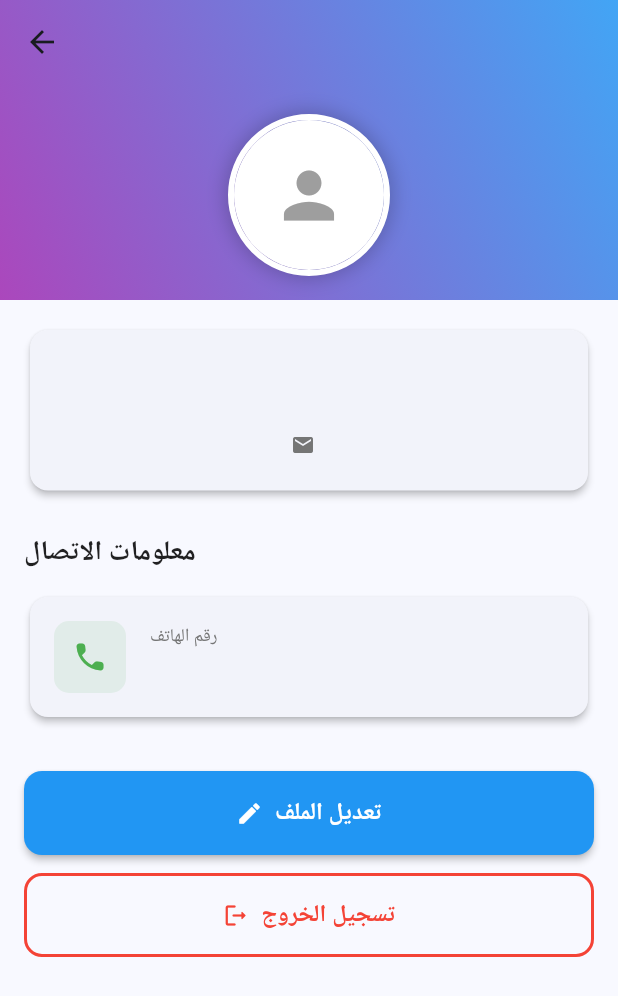
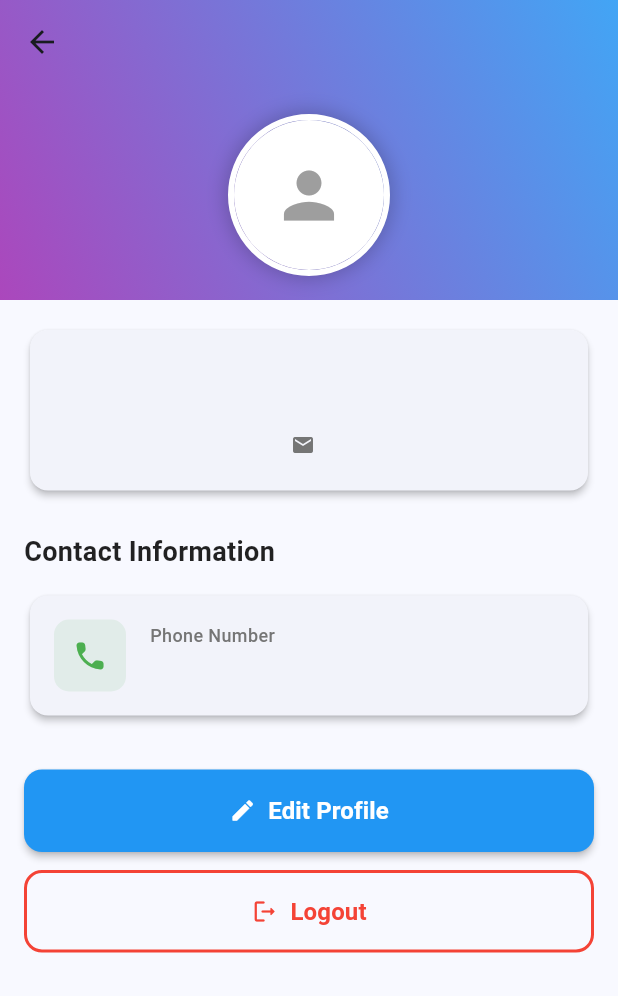
Before and after one commit to qusay-khader/sayyan, a Flutter app: the ProfileScreenEnhanced screen opened by its route, on a phone screen of 412 x 824 dp. Shown: the top 996 px of the screen. Run offline on Flutter 3.47's test engine with Material 3 defaults, Android fonts, the phone set to English and light mode, and no system bars; our stand-ins replace cloud_firestore, firebase_auth, firebase_core, flutter_datetime_picker_plus; accounts and stored records are empty.

Commit message:
translate profile and regester

```diff
--- a/lib/screens/profile_screen.dart
+++ b/lib/screens/profile_screen.dart
@@ -16,8 +16,8 @@ class _ProfileScreenEnhancedState extends State<ProfileScreenEnhanced> {
 
     if (user == null) {
       return Scaffold(
-        appBar: AppBar(title: const Text('الملف الشخصي'), centerTitle: true),
-        body: const Center(child: Text('المستخدم غير مسجل دخول')),
+        appBar: AppBar(title: const Text('Profile'), centerTitle: true),
+        body: const Center(child: Text('User not logged in')),
       );
     }
 
@@ -33,14 +33,15 @@ class _ProfileScreenEnhancedState extends State<ProfileScreenEnhanced> {
           }
 
           if (snapshot.hasError) {
-            return Center(child: Text('خطأ: ${snapshot.error}'));
+            return Center(child: Text('Error: ${snapshot.error}'));
           }
 
           final userData = snapshot.data?.data() as Map<String, dynamic>? ?? {};
           final String name =
-              userData['name'] ?? user.displayName ?? 'بدون اسم';
-          final String email = user.email ?? 'بدون بريد';
-          final String phoneNumber = userData['phone_number'] ?? 'غير متوفر';
+              userData['name'] ?? user.displayName ?? 'No Name';
+          final String email = user.email ?? 'No Email';
+          final String phoneNumber =
+              userData['phone_number'] ?? 'Not available';
 
           return CustomScrollView(
             slivers: [
@@ -89,10 +90,10 @@ class _ProfileScreenEnhancedState extends State<ProfileScreenEnhanced> {
                                     : null,
                                 child: user.photoURL == null
                                     ? const Icon(
-                                        Icons.person,
-                                        size: 50,
-                                        color: Colors.grey,
-                                      )
+                                  Icons.person,
+                                  size: 50,
+                                  color: Colors.grey,
+                                )
                                     : null,
                               ),
                             ),
@@ -162,7 +163,7 @@ class _ProfileScreenEnhancedState extends State<ProfileScreenEnhanced> {
                       const Padding(
                         padding: EdgeInsets.only(right: 8, bottom: 12),
                         child: Text(
-                          'معلومات الاتصال',
+                          'Contact Information',
                           style: TextStyle(
                             fontSize: 18,
                             fontWeight: FontWeight.bold,
@@ -175,11 +176,10 @@ class _ProfileScreenEnhancedState extends State<ProfileScreenEnhanced> {
                       _buildInfoCard(
                         icon: Icons.phone_rounded,
                         iconColor: Colors.green,
-                        title: 'رقم الهاتف',
+                        title: 'Phone Number',
                         value: phoneNumber,
                       ),
 
-                      // Interests Card
                       const SizedBox(height: 32),
 
                       // Action Buttons
@@ -194,7 +194,7 @@ class _ProfileScreenEnhancedState extends State<ProfileScreenEnhanced> {
                               },
                               icon: const Icon(Icons.edit_rounded),
                               label: const Text(
-                                'تعديل الملف',
+                                'Edit Profile',
                                 style: TextStyle(
                                   fontSize: 16,
                                   fontWeight: FontWeight.bold,
@@ -227,21 +227,21 @@ class _ProfileScreenEnhancedState extends State<ProfileScreenEnhanced> {
                                 final shouldLogout = await showDialog<bool>(
                                   context: context,
                                   builder: (context) => AlertDialog(
-                                    title: const Text('تسجيل الخروج'),
+                                    title: const Text('Logout'),
                                     content: const Text(
-                                      'هل أنت متأكد من تسجيل الخروج؟',
+                                      'Are you sure you want to logout?',
                                     ),
                                     actions: [
                                       TextButton(
                                         onPressed: () =>
                                             Navigator.pop(context, false),
-                                        child: const Text('إلغاء'),
+                                        child: const Text('Cancel'),
                                       ),
                                       TextButton(
                                         onPressed: () =>
                                             Navigator.pop(context, true),
                                         child: const Text(
-                                          'تسجيل الخروج',
+                                          'Logout',
                                           style: TextStyle(color: Colors.red),
                                         ),
                                       ),
@@ -260,7 +260,7 @@ class _ProfileScreenEnhancedState extends State<ProfileScreenEnhanced> {
                               },
                               icon: const Icon(Icons.logout_rounded),
                               label: const Text(
-                                'تسجيل الخروج',
+                                'Logout',
                                 style: TextStyle(
                                   fontSize: 16,
                                   fontWeight: FontWeight.bold,
```
Also changed, not shown: lib/screens/register_page.dart (+19 -9 lines).
